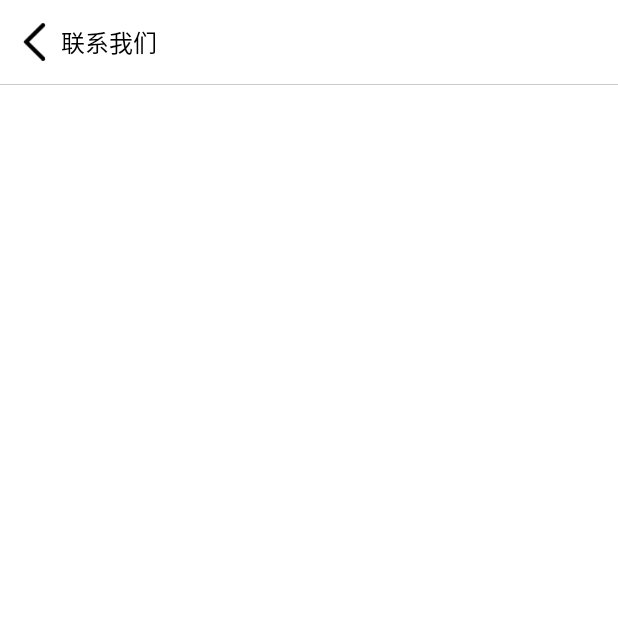
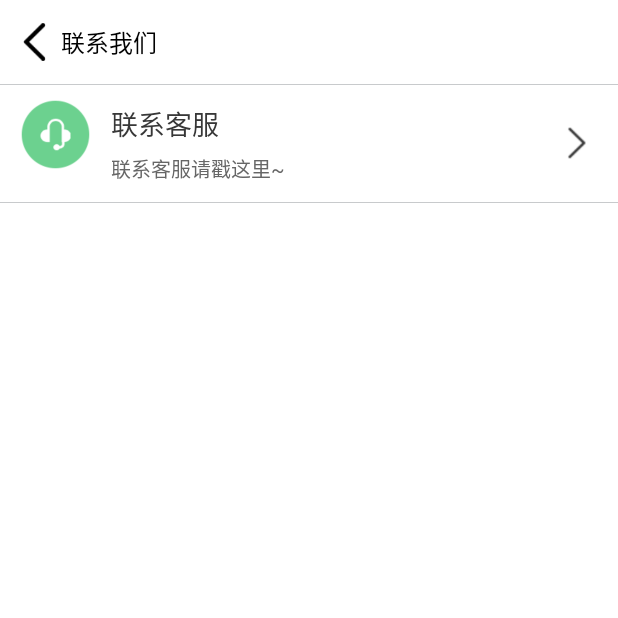
Before and after one commit to btbDriver/PublicFinance, an Android app: the fragment ContactFragment shown on its own in the app's theme, on a phone screen of 412 x 824 dp, the top half of it. Run offline under Robolectric (Android 15) with nearby library versions, the phone set to English and light mode, and no system bars; libraries missing offline, so code that uses them is left out: com.hwangjr.rxbus, me.yokeyword.fragmentation; 1 statement that could not run was skipped.

Commit message:
更新侧导栏联系我们ui

```diff
--- a/app/src/main/java/com/drive/finance/ui/drawer/ContactFragment.kt
+++ b/app/src/main/java/com/drive/finance/ui/drawer/ContactFragment.kt
@@ -4,6 +4,7 @@ import android.os.Bundle
 import android.view.LayoutInflater
 import android.view.View
 import android.view.ViewGroup
+import android.widget.RelativeLayout
 import com.drive.finance.R
 import com.drive.finance.base.BaseFragment
 import com.drive.finance.widget.SimpleTitleBar
@@ -13,6 +14,9 @@ class ContactFragment : BaseFragment() {
 
     val simpleTitleBar by lazy {
         view?.findViewById(R.id.simpleTitleBar) as SimpleTitleBar
+    }
+    val contactSeverLayout by lazy {
+        view?.findViewById(R.id.contactSeverLayout) as RelativeLayout
     }
 
     override fun onCreateView(inflater: LayoutInflater?, container: ViewGroup?,
--- a/app/src/main/java/com/drive/finance/ui/drawer/TeamFragment.kt
+++ b/app/src/main/java/com/drive/finance/ui/drawer/TeamFragment.kt
@@ -9,6 +9,7 @@ import android.support.v4.view.ViewPager
 import android.view.LayoutInflater
 import android.view.View
 import android.view.ViewGroup
+import android.widget.RelativeLayout
 import com.drive.finance.R
 import com.drive.finance.base.BaseFragment
 import com.drive.finance.widget.SimpleTitleBar
@@ -18,6 +19,12 @@ class TeamFragment : BaseFragment() {
 
     val simpleTitleBar by lazy {
         view?.findViewById(R.id.simpleTitleBar) as SimpleTitleBar
+    }
+    val teamSuggestLayout by lazy {
+        view?.findViewById(R.id.teamSuggestLayout) as RelativeLayout
+    }
+    val teamAtlasLayout by lazy {
+        view?.findViewById(R.id.teamAtlasLayout) as RelativeLayout
     }
 
     override fun onCreateView(inflater: LayoutInflater?, container: ViewGroup?,
--- a/app/src/main/res/layout/fragment_contact.xml
+++ b/app/src/main/res/layout/fragment_contact.xml
@@ -19,4 +19,72 @@
         android:background="@color/lineColor"
         />
 
+    <LinearLayout
+        android:layout_width="match_parent"
+        android:layout_height="wrap_content"
+        android:orientation="vertical"
+        android:background="@android:color/white"
+        >
+
+        <RelativeLayout
+            android:id="@+id/contactSeverLayout"
+            android:layout_width="match_parent"
+            android:layout_height="wrap_content"
+            android:paddingLeft="12dp"
+            android:paddingRight="12dp"
+            android:paddingTop="8dp"
+            android:paddingBottom="8dp"
+            >
+            <ImageView
+                android:id="@+id/contactSeverImage"
+                android:layout_width="50dp"
+                android:layout_height="50dp"
+                android:src="@drawable/contact_servicer"
+                />
+
+            <LinearLayout
+                android:layout_width="wrap_content"
+                android:layout_height="wrap_content"
+                android:orientation="vertical"
+                android:layout_toRightOf="@id/contactSeverImage"
+                android:layout_marginLeft="8dp"
+                android:padding="4dp"
+                >
+
+                <TextView
+                    android:layout_width="wrap_content"
+                    android:layout_height="wrap_content"
+                    android:text="联系客服"
+                    android:textSize="18sp"
+                    android:textColor="@color/f2"
+                    />
+
+                <TextView
+                    android:layout_width="wrap_content"
+                    android:layout_height="wrap_content"
+                    android:text="联系客服请戳这里~"
+                    android:textSize="13sp"
+                    android:textColor="@color/f3"
+                    android:layout_marginTop="6dp"
+                    />
+
+            </LinearLayout>
+
+            <ImageView
+                android:layout_width="30dp"
+                android:layout_height="30dp"
+                android:src="@drawable/arrow_right"
+                android:layout_alignParentRight="true"
+                android:layout_centerVertical="true"
+                />
+        </RelativeLayout>
+
+        <View
+            android:layout_width="match_parent"
+            android:layout_height="1px"
+            android:background="@color/lineColor"
+            />
+
+    </LinearLayout>
+
 </LinearLayout>
```
Also changed, not shown: app/src/main/res/drawable/contact_servicer.png (added).
